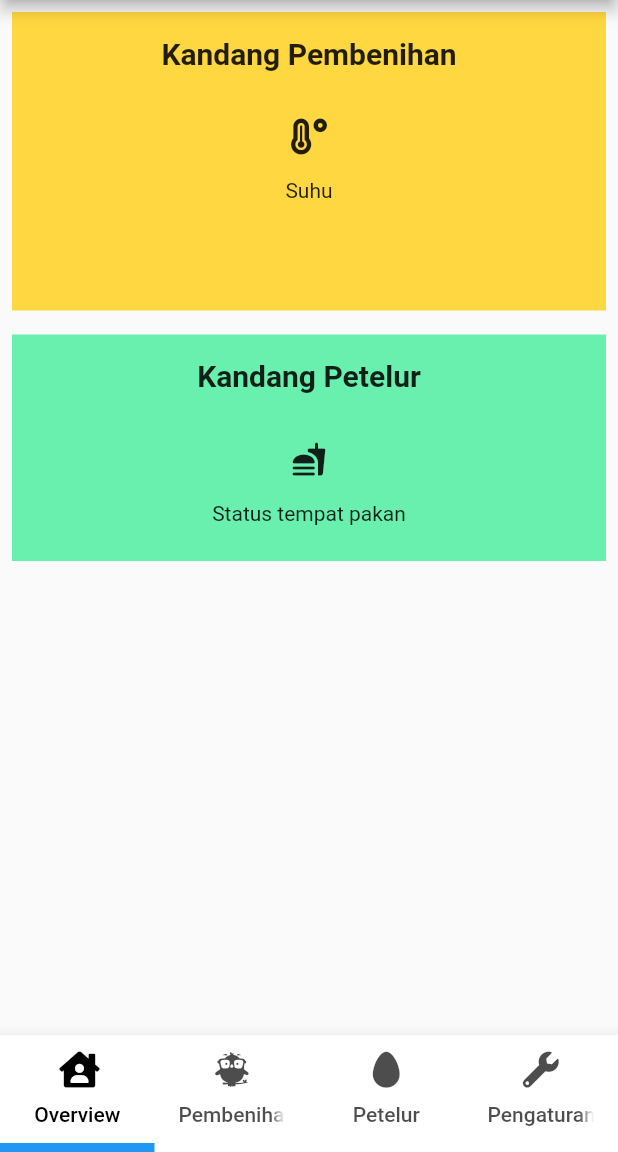
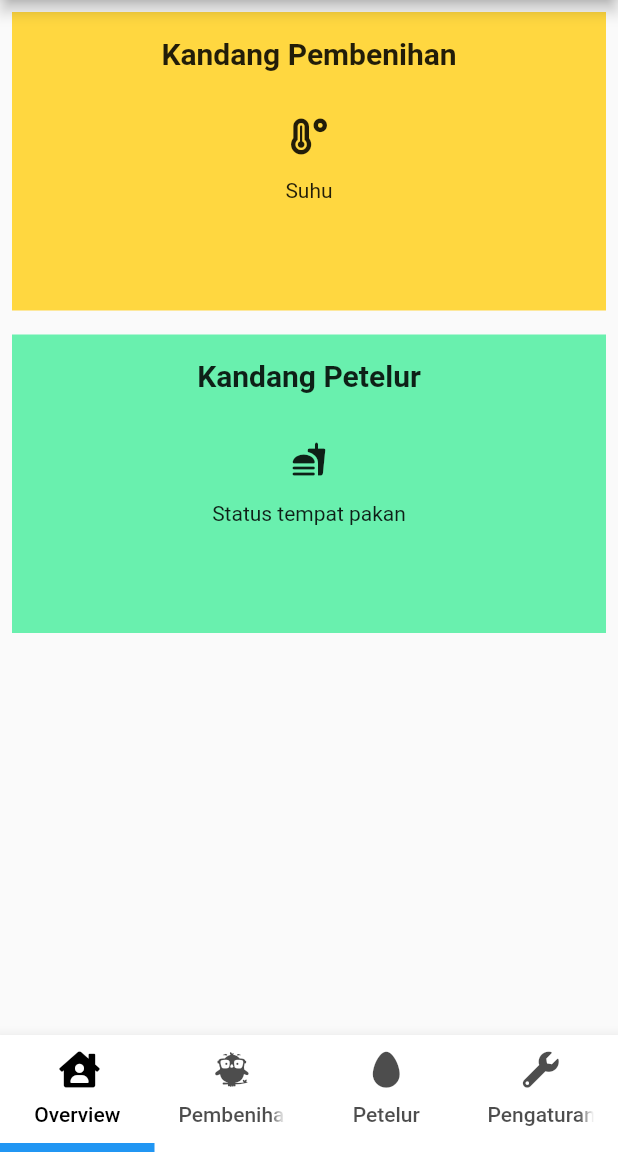
Before and after one commit to Teguhpunya/imdp_xl, a Flutter app: the screen it shows after launch, on a phone screen of 412 x 824 dp, the part 84-1236 px from its top. Run offline on Flutter 3.47's test engine with Material 2 defaults, Android fonts, the phone set to English and light mode, and no system bars; our stand-ins replace flutter_speed_dial, font_awesome_flutter, sqflite; missing offline and left inert: draw_graph, mqtt_client; accounts and stored records are empty.

Commit message:
Database
* node pakan
* state ganti boolean -> int
* page overview, pembenih, petelur

```diff
--- a/lib/models/node.dart
+++ b/lib/models/node.dart
@@ -10,8 +10,6 @@
   String get getJenis => this._jenis;
   int get getTimestamp => this._timestamp;
 }
-
-enum StateLampu { mati, nyala }
 
 class NodeSuhu extends Node {
   final int suhu;
@@ -45,7 +43,7 @@
 }
 
 class NodePakan extends Node {
-  bool statePakan;
+  int statePakan;
   int statePakanCadangan;
 
   NodePakan(
@@ -56,7 +54,7 @@
       required this.statePakanCadangan})
       : super("nodepakan", id, jenis, timestamp);
 
-  void setStatePakan(bool state) {
+  void setStatePakan(int state) {
     statePakan = state;
   }
 
@@ -64,7 +62,7 @@
     statePakanCadangan = state;
   }
 
-  bool get getStatePakan => statePakan;
+  int get getStatePakan => statePakan;
 
   Map<String, Object?> toMap() {
     return {
--- a/lib/pages/page_overview.dart
+++ b/lib/pages/page_overview.dart
@@ -90,7 +90,7 @@
                 style: TextStyle(fontSize: 20, fontWeight: FontWeight.bold),
               ),
               SizedBox(height: 32),
-              Row(
+              Column(
                 mainAxisAlignment: MainAxisAlignment.spaceAround,
                 children: [
                   Container(
@@ -104,11 +104,10 @@
                         SizedBox(
                           height: 8,
                         ),
-                        SingleChildScrollView(
-                          child: Row(
-                            children:
-                                _buildColumnsPetelur(_state.getNodePakanModel),
-                          ),
+                        Container(
+                          constraints: BoxConstraints(maxHeight: 48),
+                          // height: 48,
+                          child: _listPetelur(),
                         )
                       ],
                     ),
@@ -127,11 +126,11 @@
       future: DatabaseHelper.instance.retrieveNodeSuhuList(),
       builder: (BuildContext context, AsyncSnapshot snapshot) {
         if (snapshot.hasData) {
+          var data = snapshot.data;
           return ListView.builder(
               scrollDirection: Axis.horizontal,
-              itemCount: snapshot.data.length,
+              itemCount: data.length,
               itemBuilder: (BuildContext context, int index) {
-                var data = snapshot.data;
                 return Container(
                   padding: EdgeInsets.symmetric(horizontal: 4),
                   child: Column(
@@ -171,4 +170,36 @@
               ),
             ));
   }
+
+  FutureBuilder<List<NodePakan>> _listPetelur() {
+    return FutureBuilder<List<NodePakan>>(
+      future: DatabaseHelper.instance.retrieveNodePakanList(),
+      builder: (BuildContext context, AsyncSnapshot snapshot) {
+        if (snapshot.hasData) {
+          var data = snapshot.data;
+          return ListView.builder(
+            scrollDirection: Axis.horizontal,
+            itemCount: data.length,
+            itemBuilder: (BuildContext context, int index) {
+              return Container(
+                padding: EdgeInsets.symmetric(horizontal: 4),
+                child: Column(
+                  children: [
+                    Text("Kandang ${data[index].getId}"),
+                    Text(
+                      "${data[index].getStatePakan}",
+                      style: TextStyle(fontWeight: FontWeight.bold),
+                    )
+                  ],
+                ),
+              );
+            },
+          );
+        } else if (snapshot.hasError) {
+          return Text("Oops");
+        }
+        return Center(child: CircularProgressIndicator());
+      },
+    );
+  }
 }
--- a/lib/pages/page_test_mqtt.dart
+++ b/lib/pages/page_test_mqtt.dart
@@ -60,6 +60,7 @@
 
   void _configureAndConnect() {
     // ignore: flutter_style_todos
+    // ignore: todo
     // TODO: Use UUID
     String osPrefix = 'Flutter_Test';
     // if (Platform.isAndroid) {
--- a/pubspec.yaml
+++ b/pubspec.yaml
@@ -35,6 +35,8 @@
   intl: ^0.17.0
   flutter_speed_dial: ^4.2.0
   sqflite: ^2.0.0+4
+  bloc_flutter: ^0.1.0
+  bloc: ^7.1.0
 
 dev_dependencies:
   flutter_test:
```
Also changed, not shown: lib/appState.dart (+13 -6 lines), lib/helper/databaseHelper.dart (+10 -4 lines), lib/pages/page_pembenihan.dart (+17 -15 lines), lib/pages/page_petelur.dart (+36 -24 lines), pubspec.lock.
